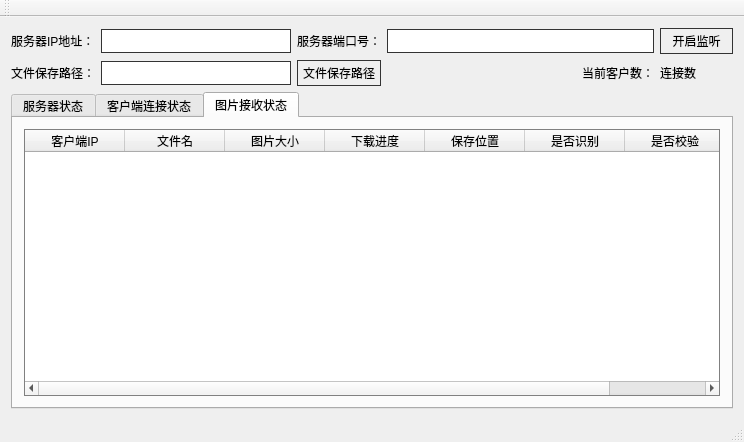
Above: mainwindow.ui from Forrest-Stone/Server before the change. Below: the same form after it.
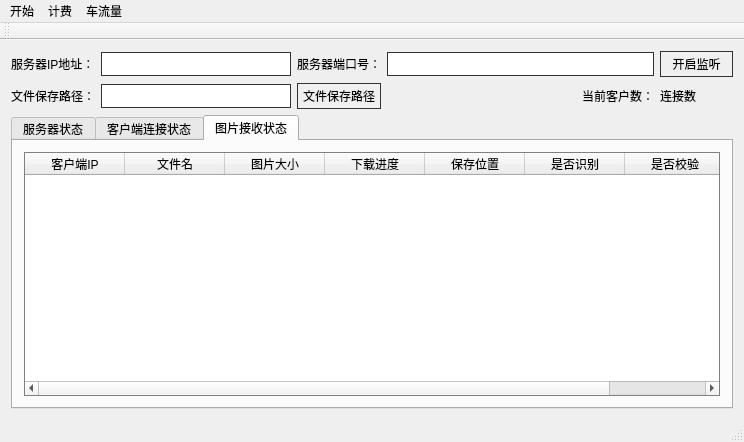
That is the form after the change.

What changed in the file:
```diff
--- a/mainwindow.ui
+++ b/mainwindow.ui
@@ -269,6 +269,26 @@
      <height>23</height>
     </rect>
    </property>
+   <widget class="QMenu" name="menu">
+    <property name="title">
+     <string>开始</string>
+    </property>
+   </widget>
+   <widget class="QMenu" name="menu_2">
+    <property name="title">
+     <string>计费</string>
+    </property>
+    <addaction name="actionjifei"/>
+   </widget>
+   <widget class="QMenu" name="menu_3">
+    <property name="title">
+     <string>车流量</string>
+    </property>
+    <addaction name="actionliuliang"/>
+   </widget>
+   <addaction name="menu"/>
+   <addaction name="menu_2"/>
+   <addaction name="menu_3"/>
   </widget>
   <widget class="QToolBar" name="mainToolBar">
    <attribute name="toolBarArea">
```
Left out of the diff: 10 changed lines with no effect on the pictures.
